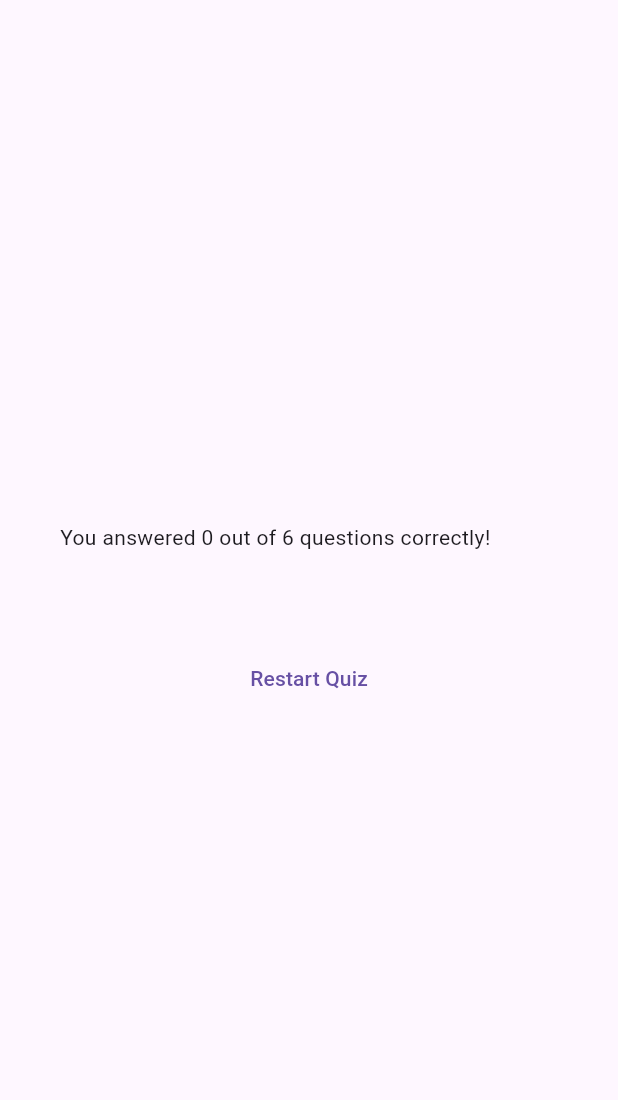
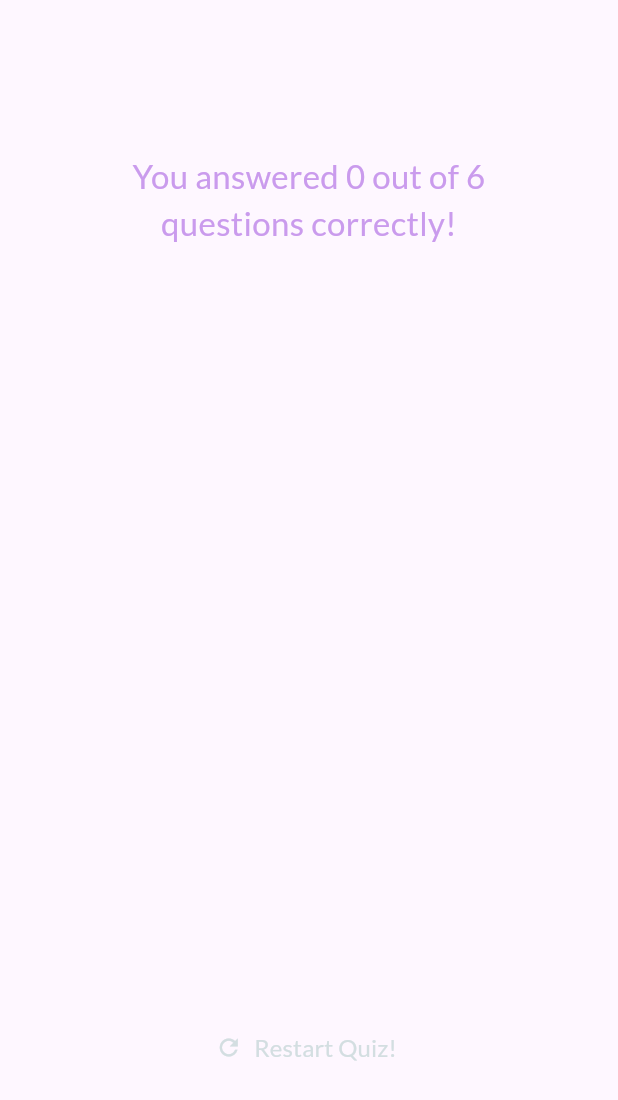
Before and after one commit to trishna456/dart-quiz, a Flutter app: the ResultsScreen widget shown alone on an empty page, opened directly with empty values, on a phone screen of 412 x 824 dp. Shown: the top 1100 px of the screen. Run offline on Flutter 3.47's test engine with Material 3 defaults, Android fonts, the phone set to English and light mode, and no system bars; our stand-ins replace google_fonts.

Commit message:
formatted the summary page and added restart functionality

```diff
--- a/lib/results_screen.dart
+++ b/lib/results_screen.dart
@@ -1,11 +1,15 @@
 import 'package:dart_quiz/data/questions.dart';
 import 'package:dart_quiz/questions_summary.dart';
 import 'package:flutter/material.dart';
+import 'package:google_fonts/google_fonts.dart';
 
 class ResultsScreen extends StatelessWidget {
-  const ResultsScreen({super.key, required this.chosenAnswers});
+  const ResultsScreen(
+      {super.key, required this.chosenAnswers, required this.onRestart});
 
   final List<String> chosenAnswers;
+
+  final void Function() onRestart;
 
   List<Map<String, Object>> getSummaryData() {
     final List<Map<String, Object>> summary = [];
@@ -40,6 +44,11 @@ class ResultsScreen extends StatelessWidget {
           children: [
             Text(
               'You answered $numCorrectQuestions out of $numTotalQuestions questions correctly!',
+              style: GoogleFonts.lato(
+                color: const Color.fromARGB(255, 202, 155, 237),
+                fontSize: 22,
+              ),
+              textAlign: TextAlign.center,
             ),
             const SizedBox(
               height: 30,
@@ -48,10 +57,20 @@ class ResultsScreen extends StatelessWidget {
             const SizedBox(
               height: 30,
             ),
-            TextButton(
-              onPressed: () {},
-              child: const Text('Restart Quiz'),
-            )
+            TextButton.icon(
+              onPressed: onRestart,
+              icon: const Icon(
+                Icons.refresh,
+                color: Color.fromARGB(255, 211, 222, 225),
+              ),
+              label: Text(
+                'Restart Quiz!',
+                style: GoogleFonts.lato(
+                  color: const Color.fromARGB(255, 211, 222, 225),
+                  fontSize: 16,
+                ),
+              ),
+            ),
           ],
         ),
       ),
```
Also changed, not shown: lib/questions_summary.dart (+56 -8 lines), lib/quiz.dart (+11 -1 lines).
